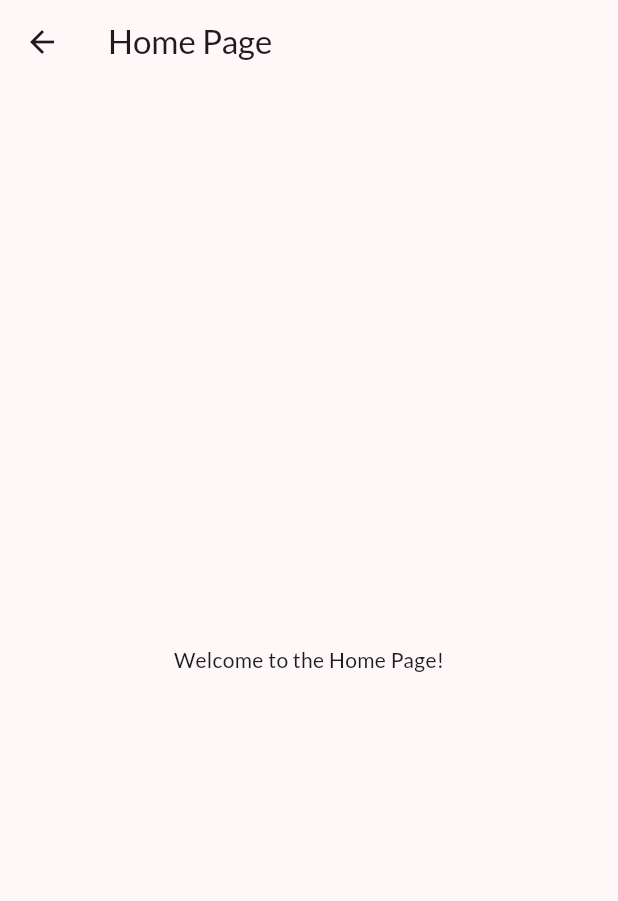
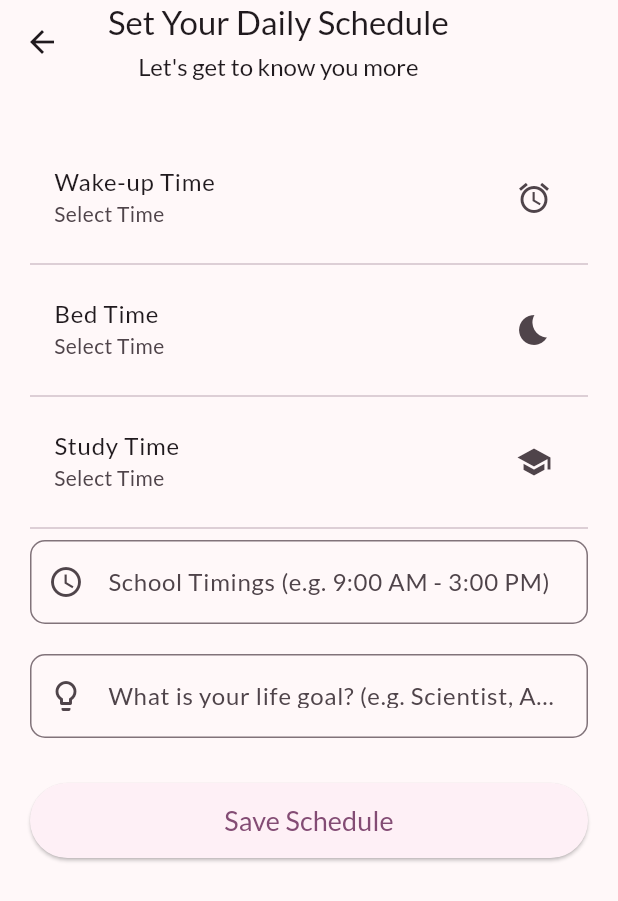
Before and after one commit to Vaibhav2154/eDIGIcator, a Flutter app: the RegisterPageSyllabus screen opened directly, after a tap on "Register", on a phone screen of 412 x 824 dp. Shown: the top 901 px of the screen. Run offline on Flutter 3.47's test engine with Material 3 defaults, Android fonts, the phone set to English and light mode, and no system bars; our stand-ins replace google_fonts, image_picker; network calls fail.

Commit message:
UI screens added

```diff
--- /dev/null
+++ b/frontend/lib/pages/OnboardingPage.dart
@@ -0,0 +1,156 @@
+import 'package:flutter/material.dart';
+import 'package:edigicator/pages/HomePage.dart'; // Assuming HomePage is in a separate file
+import 'package:intl/intl.dart';
+
+class OnboardingPage extends StatefulWidget {
+  const OnboardingPage({super.key});
+
+  @override
+  State<OnboardingPage> createState() => _OnboardingPageState();
+}
+
+class _OnboardingPageState extends State<OnboardingPage> {
+  TimeOfDay? wakeUpTime;
+  TimeOfDay? bedTime;
+  TimeOfDay? studyTime;
+  final TextEditingController schoolTimeController = TextEditingController();
+  final TextEditingController goalController = TextEditingController();
+
+  // Function to select time using TimePicker
+  Future<void> _selectTime(BuildContext context, String type) async {
+    final TimeOfDay? selectedTime = await showTimePicker(
+      context: context,
+      initialTime: TimeOfDay.now(),
+    );
+    if (selectedTime != null) {
+      setState(() {
+        if (type == 'wakeUp') {
+          wakeUpTime = selectedTime;
+        } else if (type == 'bedTime') {
+          bedTime = selectedTime;
+        } else if (type == 'studyTime') {
+          studyTime = selectedTime;
+        }
+      });
+    }
+  }
+
+  // Convert TimeOfDay to a formatted string (e.g., "9:00 AM")
+  String _timeOfDayToString(TimeOfDay? time) {
+    if (time == null) return ''; // Return empty if no time is selected
+    final now = DateTime.now();
+    final formattedTime = DateFormat.jm()
+        .format(DateTime(now.year, now.month, now.day, time.hour, time.minute));
+    return formattedTime;
+  }
+
+  // Function to navigate to the HomePage
+  Future<void> _saveSchedule() async {
+    // Simulate a successful action
+    Navigator.push(
+      context,
+      MaterialPageRoute(builder: (context) => const HomePage()),
+    );
+  }
+
+  @override
+  Widget build(BuildContext context) {
+    return Scaffold(
+      appBar: AppBar(
+        title: Column(
+          mainAxisAlignment: MainAxisAlignment.center,
+          crossAxisAlignment: CrossAxisAlignment.center,
+          children: [
+            const Text('Set Your Daily Schedule'),
+            const SizedBox(height: 5),
+            const Text(
+              'Let\'s get to know you more',
+              style: TextStyle(fontSize: 16),
+            ),
+          ],
+        ),
+      ),
+      body: Padding(
+        padding: const EdgeInsets.all(20.0),
+        child: SingleChildScrollView(
+          child: Column(
+            crossAxisAlignment: CrossAxisAlignment.start,
+            children: [
+              const SizedBox(height: 20),
+
+              // Wake Up Time Picker
+              ListTile(
+                title: const Text('Wake-up Time'),
+                subtitle: Text(wakeUpTime?.format(context) ?? 'Select Time'),
+                trailing: const Icon(Icons.access_alarm),
+                onTap: () => _selectTime(context, 'wakeUp'),
+              ),
+              const Divider(),
+
+              // Bed Time Picker
+              ListTile(
+                title: const Text('Bed Time'),
+                subtitle: Text(bedTime?.format(context) ?? 'Select Time'),
+                trailing: const Icon(Icons.bedtime),
+                onTap: () => _selectTime(context, 'bedTime'),
+              ),
+              const Divider(),
+
+              // Study Time Picker
+              ListTile(
+                title: const Text('Study Time'),
+                subtitle: Text(studyTime?.format(context) ?? 'Select Time'),
+                trailing: const Icon(Icons.school),
+                onTap: () => _selectTime(context, 'studyTime'),
+              ),
+              const Divider(),
+
+              // School Time Input
+              TextField(
+                controller: schoolTimeController,
+                decoration: InputDecoration(
+                  labelText: 'School Timings (e.g. 9:00 AM - 3:00 PM)',
+                  border: OutlineInputBorder(
+                    borderRadius: BorderRadius.circular(10),
+                  ),
+                  prefixIcon: const Icon(Icons.access_time),
+                ),
+              ),
+              const SizedBox(height: 20),
+
+              // Life Goal Input
+              TextField(
+                controller: goalController,
+                decoration: InputDecoration(
+                  labelText: 'What is your life goal? (e.g. Scientist, Agriculturist)',
+                  border: OutlineInputBorder(
+                    borderRadius: BorderRadius.circular(10),
+                  ),
+                  prefixIcon: const Icon(Icons.lightbulb_outline),
+                ),
+              ),
+              const SizedBox(height: 30),
+
+              // Save Button
+              SizedBox(
+                width: double.infinity,
+                height: 50,
+                child: ElevatedButton(
+                  onPressed: _saveSchedule, // Call the function to save data
+                  child: const Text('Save Schedule', style: TextStyle(fontSize: 18)),
+                ),
+              ),
+            ],
+          ),
+        ),
+      ),
+    );
+  }
+
+  @override
+  void dispose() {
+    schoolTimeController.dispose();
+    goalController.dispose(); // Dispose the goal controller
+    super.dispose();
+  }
+}
--- a/frontend/lib/pages/authentication/RegisterPageSyllabus.dart
+++ b/frontend/lib/pages/authentication/RegisterPageSyllabus.dart
@@ -1,7 +1,8 @@
 import 'package:flutter/material.dart';
 import 'package:image_picker/image_picker.dart';
 import 'dart:io';
-import 'package:edigicator/pages/HomePage.dart';
+import 'package:edigicator/pages/OnboardingPage.dart'; // Import OnboardingPage
+
 class RegisterPageSyllabus extends StatefulWidget {
   const RegisterPageSyllabus({super.key});
 
@@ -153,11 +154,10 @@ class _RegisterPageSyllabusState extends State<RegisterPageSyllabus> {
               height: 50,
               child: ElevatedButton(
                 onPressed: () {
-                    Navigator.pushReplacement(
-  context,
-  MaterialPageRoute(builder: (context) => const HomePage()),
-);
-
+                  Navigator.pushReplacement(
+                    context,
+                    MaterialPageRoute(builder: (context) => const OnboardingPage()), // Navigate to OnboardingPage
+                  );
                 },
                 child: const Text('Register', style: TextStyle(fontSize: 18)),
               ),
--- a/frontend/pubspec.yaml
+++ b/frontend/pubspec.yaml
@@ -36,7 +36,8 @@ dependencies:
   cupertino_icons: ^1.0.8
   google_fonts: ^6.2.1
   image_picker: ^1.1.2
-  http:
+  http: ^1.3.0
+  intl: ^0.20.2
 
 dev_dependencies:
   flutter_test:
```
Also changed, not shown: frontend/lib/pages/HomePage.dart (+99 -4 lines), frontend/lib/pages/authentication/RegisterPageComp.dart (+5 -5 lines), frontend/lib/pages/latestnewspage.dart (added), frontend/pubspec.lock.
